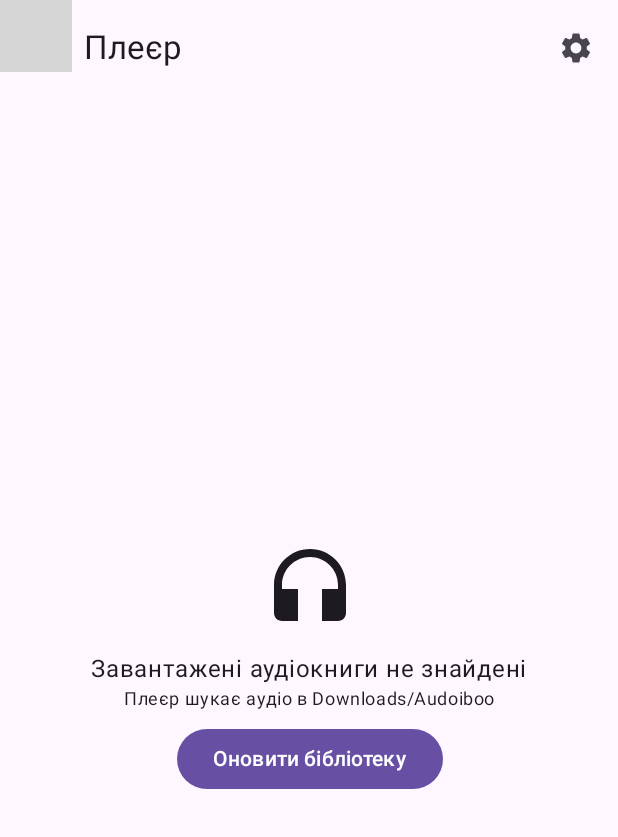
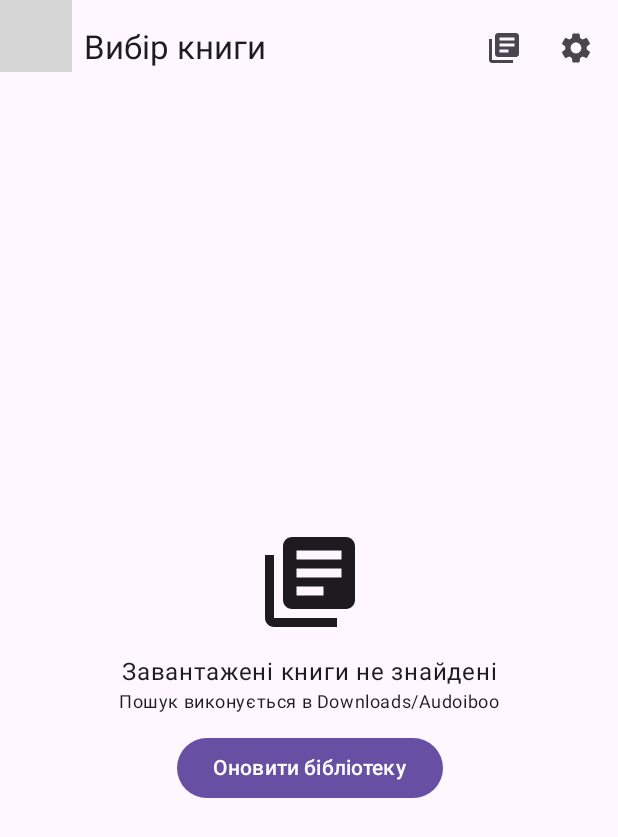
Before and after one commit to thirteenth13/Audoiboo-Tracker, an Android app built with Jetpack Compose: the PlayerActivity screen opened directly, with no data from a screen before it, on a phone screen of 412 x 824 dp. Shown: the top 837 px of the screen. Run offline under Robolectric (Android 15) with nearby library versions, the light colour scheme and no system bars; 6 statements that could not run were skipped; grey boxes are pictures that could not be loaded.

Commit message:
Add audiobook chooser to built-in player

```diff
--- a/app/src/main/java/org/audoiboo/tracker/PlayerActivity.kt
+++ b/app/src/main/java/org/audoiboo/tracker/PlayerActivity.kt
@@ -20,6 +20,7 @@ import androidx.compose.foundation.background
 import androidx.compose.foundation.clickable
 import androidx.compose.foundation.layout.*
 import androidx.compose.foundation.lazy.LazyColumn
+import androidx.compose.foundation.lazy.items
 import androidx.compose.foundation.lazy.itemsIndexed
 import androidx.compose.foundation.shape.RoundedCornerShape
 import androidx.compose.material.icons.Icons
@@ -43,6 +44,7 @@ import kotlinx.coroutines.delay
 import java.util.Locale
 
 internal data class AudioTrack(val uri: Uri, val name: String, val relativePath: String)
+private data class AudioBookGroup(val title: String, val relativeDir: String, val tracks: List<AudioTrack>)
 
 object PlayerPrefs {
     private const val FILE = "player_settings"
@@ -73,7 +75,12 @@ class PlayerActivity : ComponentActivity() {
 @Composable
 private fun PlayerScreen(activity: ComponentActivity, initialDir: String?, initialTitle: String?) {
     var refresh by remember { mutableIntStateOf(0) }
-    var tracks by remember(refresh, initialDir) { mutableStateOf(loadPlayerTracks(activity, initialDir)) }
+    var activeDir by remember { mutableStateOf(initialDir) }
+    var requestedTitle by remember { mutableStateOf(initialTitle) }
+    var showBooks by remember { mutableStateOf(initialDir.isNullOrBlank()) }
+    var allTracks by remember(refresh) { mutableStateOf(loadPlayerTracks(activity, null)) }
+    val books = remember(allTracks) { groupTracksIntoBooks(allTracks) }
+    var tracks by remember(activeDir, allTracks) { mutableStateOf(if (activeDir.isNullOrBlank()) emptyList() else loadPlayerTracks(activity, activeDir)) }
     var controller by remember { mutableStateOf<MediaController?>(null) }
     var index by remember { mutableIntStateOf(0) }
     var playing by remember { mutableStateOf(false) }
@@ -86,7 +93,13 @@ private fun PlayerScreen(activity: ComponentActivity, initialDir: String?, initi
     val current = tracks.getOrNull(index)
 
     val audioPermission = if (Build.VERSION.SDK_INT >= 33) Manifest.permission.READ_MEDIA_AUDIO else Manifest.permission.READ_EXTERNAL_STORAGE
-    val permissionLauncher = rememberLauncherForActivityResult(ActivityResultContracts.RequestPermission()) { granted -> if (granted) { refresh++; tracks = loadPlayerTracks(activity, initialDir) } }
+    val permissionLauncher = rememberLauncherForActivityResult(ActivityResultContracts.RequestPermission()) { granted ->
+        if (granted) {
+            refresh++
+            allTracks = loadPlayerTracks(activity, null)
+            if (!activeDir.isNullOrBlank()) tracks = loadPlayerTracks(activity, activeDir)
+        }
+    }
 
     DisposableEffect(Unit) {
         val token = SessionToken(activity, ComponentName(activity, PlaybackService::class.java))
@@ -100,9 +113,7 @@ private fun PlayerScreen(activity: ComponentActivity, initialDir: String?, initi
                         index = c.currentMediaItemIndex.coerceAtLeast(0)
                         cover = tracks.getOrNull(index)?.let { embeddedCover(activity, it.uri) }
                     }
-                    override fun onPlaybackStateChanged(playbackState: Int) {
-                        duration = c.duration.coerceAtLeast(0L)
-                    }
+                    override fun onPlaybackStateChanged(playbackState: Int) { duration = c.duration.coerceAtLeast(0L) }
                 })
             }
         }, ContextCompat.getMainExecutor(activity))
@@ -113,7 +124,7 @@ private fun PlayerScreen(activity: ComponentActivity, initialDir: String?, initi
         val c = controller ?: return
         if (tracks.isEmpty()) return
         index = startIndex.coerceIn(0, tracks.lastIndex)
-        val mediaItems = tracks.map { t -> PlaybackService.mediaItem(PlayerLibraryItem(t.uri.toString(), t.name, t.relativePath)) }
+        val mediaItems = tracks.map { t -> PlaybackService.mediaItem(PlayerLibraryItem(t.uri.toString(), t.name, t.relativePath, requestedTitle)) }
         c.setMediaItems(mediaItems, index, 0L)
         c.prepare()
         val saved = PlayerPrefs.position(activity, tracks[index].uri)
@@ -124,7 +135,16 @@ private fun PlayerScreen(activity: ComponentActivity, initialDir: String?, initi
         cover = embeddedCover(activity, tracks[index].uri)
     }
 
-    LaunchedEffect(controller, tracks) { if (controller != null && tracks.isNotEmpty() && controller?.mediaItemCount == 0) loadPlaylist(0, false) }
+    LaunchedEffect(activeDir, controller) {
+        if (!activeDir.isNullOrBlank()) {
+            tracks = loadPlayerTracks(activity, activeDir)
+            index = 0
+            position = 0
+            duration = 0
+            cover = tracks.firstOrNull()?.let { embeddedCover(activity, it.uri) }
+            if (controller != null && tracks.isNotEmpty()) loadPlaylist(0, false)
+        }
+    }
     LaunchedEffect(controller) {
         while (true) {
             delay(500)
@@ -138,18 +158,38 @@ private fun PlayerScreen(activity: ComponentActivity, initialDir: String?, initi
         }
     }
 
-    Scaffold(topBar = { TopAppBar(title = { Text(initialTitle ?: "Плеєр") }, navigationIcon = { IconButton(onClick = { activity.finish() }) { Icon(Icons.Filled.ArrowBack, "Назад") } }, actions = { IconButton(onClick = { activity.startActivity(Intent(activity, PlayerSettingsActivity::class.java)) }) { Icon(Icons.Filled.Settings, "Налаштування плеєра") } }) }) { padding ->
-        if (tracks.isEmpty()) {
+    Scaffold(topBar = {
+        TopAppBar(
+            title = { Text(if (showBooks) "Вибір книги" else requestedTitle ?: activeDir?.substringAfterLast('/') ?: "Плеєр") },
+            navigationIcon = { IconButton(onClick = { if (showBooks && !activeDir.isNullOrBlank()) showBooks = false else activity.finish() }) { Icon(Icons.Filled.ArrowBack, "Назад") } },
+            actions = {
+                IconButton(onClick = { refresh++; allTracks = loadPlayerTracks(activity, null); showBooks = true }) { Icon(Icons.Filled.LibraryBooks, "Вибрати книгу") }
+                IconButton(onClick = { activity.startActivity(Intent(activity, PlayerSettingsActivity::class.java)) }) { Icon(Icons.Filled.Settings, "Налаштування плеєра") }
+            }
+        )
+    }) { padding ->
+        if (showBooks) {
+            BookChooser(
+                modifier = Modifier.padding(padding).fillMaxSize(),
+                books = books,
+                onRefresh = {
+                    if (ContextCompat.checkSelfPermission(activity, audioPermission) != PackageManager.PERMISSION_GRANTED) permissionLauncher.launch(audioPermission)
+                    else { refresh++; allTracks = loadPlayerTracks(activity, null) }
+                },
+                onSelect = { book ->
+                    activeDir = book.relativeDir
+                    requestedTitle = book.title
+                    tracks = book.tracks
+                    showBooks = false
+                }
+            )
+        } else if (tracks.isEmpty()) {
             Box(Modifier.padding(padding).fillMaxSize(), contentAlignment = Alignment.Center) {
                 Column(horizontalAlignment = Alignment.CenterHorizontally) {
                     Icon(Icons.Filled.Headphones, null, modifier = Modifier.size(64.dp)); Spacer(Modifier.height(12.dp))
-                    Text("Завантажені аудіокниги не знайдені")
-                    Text("Плеєр шукає аудіо в Downloads/Audoiboo", style = MaterialTheme.typography.bodySmall)
+                    Text("Аудіофайли цієї книги не знайдені")
                     Spacer(Modifier.height(8.dp))
-                    Button(onClick = {
-                        if (ContextCompat.checkSelfPermission(activity, audioPermission) != PackageManager.PERMISSION_GRANTED) permissionLauncher.launch(audioPermission)
-                        else { refresh++; tracks = loadPlayerTracks(activity, initialDir) }
-                    }) { Text("Оновити бібліотеку") }
+                    Button(onClick = { showBooks = true }) { Text("Вибрати іншу книгу") }
                 }
             }
         } else Column(Modifier.padding(padding).fillMaxSize().padding(horizontal = 16.dp), horizontalAlignment = Alignment.CenterHorizontally) {
@@ -185,12 +225,57 @@ private fun PlayerScreen(activity: ComponentActivity, initialDir: String?, initi
     }
 }
 
+@Composable
+private fun BookChooser(modifier: Modifier, books: List<AudioBookGroup>, onRefresh: () -> Unit, onSelect: (AudioBookGroup) -> Unit) {
+    if (books.isEmpty()) {
+        Box(modifier, contentAlignment = Alignment.Center) {
+            Column(horizontalAlignment = Alignment.CenterHorizontally) {
+                Icon(Icons.Filled.LibraryBooks, null, modifier = Modifier.size(72.dp))
+                Spacer(Modifier.height(12.dp))
+                Text("Завантажені книги не знайдені")
+                Text("Пошук виконується в Downloads/Audoiboo", style = MaterialTheme.typography.bodySmall)
+                Spacer(Modifier.height(12.dp))
+                Button(onClick = onRefresh) { Text("Оновити бібліотеку") }
+            }
+        }
+        return
+    }
+    Column(modifier) {
+        Row(Modifier.fillMaxWidth().padding(horizontal = 16.dp, vertical = 8.dp), horizontalArrangement = Arrangement.SpaceBetween, verticalAlignment = Alignment.CenterVertically) {
+            Text("${books.size} книг", style = MaterialTheme.typography.titleMedium)
+            TextButton(onClick = onRefresh) { Icon(Icons.Filled.Refresh, null); Spacer(Modifier.width(4.dp)); Text("Оновити") }
+        }
+        LazyColumn(Modifier.fillMaxSize(), contentPadding = PaddingValues(12.dp), verticalArrangement = Arrangement.spacedBy(8.dp)) {
+            items(books, key = { it.relativeDir }) { book ->
+                ElevatedCard(Modifier.fillMaxWidth().clickable { onSelect(book) }, shape = RoundedCornerShape(14.dp)) {
+                    Row(Modifier.fillMaxWidth().padding(14.dp), verticalAlignment = Alignment.CenterVertically) {
+                        Icon(Icons.Filled.MenuBook, null, modifier = Modifier.size(42.dp), tint = MaterialTheme.colorScheme.primary)
+                        Spacer(Modifier.width(12.dp))
+                        Column(Modifier.weight(1f)) {
+                            Text(book.title, style = MaterialTheme.typography.titleMedium, fontWeight = FontWeight.SemiBold, maxLines = 2, overflow = TextOverflow.Ellipsis)
+                            Text("${book.tracks.size} аудіофайлів", style = MaterialTheme.typography.bodySmall)
+                            Text(book.relativeDir, style = MaterialTheme.typography.bodySmall, maxLines = 1, overflow = TextOverflow.Ellipsis)
+                        }
+                        Icon(Icons.Filled.ChevronRight, null)
+                    }
+                }
+            }
+        }
+    }
+}
+
+private fun groupTracksIntoBooks(tracks: List<AudioTrack>): List<AudioBookGroup> {
+    return tracks.groupBy { normalizeBookDir(it.relativePath) }
+        .map { (dir, items) -> AudioBookGroup(dir.trimEnd('/').substringAfterLast('/').ifBlank { "Книга" }, dir, items.sortedBy { naturalKey(it.name) }) }
+        .sortedBy { it.title.lowercase() }
+}
+
+private fun normalizeBookDir(path: String): String = path.trimEnd('/')
+
 private fun loadPlayerTracks(context: Context, relativeDir: String?): List<AudioTrack> {
     val indexed = PlayerLibrary.forPath(context, relativeDir).map { AudioTrack(Uri.parse(it.uri), it.name, it.relativePath) }
     val scanned = scanAudioTracks(context, relativeDir)
-    val merged = (indexed + scanned).distinctBy { it.uri.toString() }.sortedWith(compareBy<AudioTrack> { it.relativePath }.thenBy { naturalKey(it.name) })
-    if (merged.isNotEmpty()) PlayerLibrary.replaceAll(context, merged.map { PlayerLibraryItem(it.uri.toString(), it.name, it.relativePath) })
-    return merged
+    return (indexed + scanned).distinctBy { it.uri.toString() }.sortedWith(compareBy<AudioTrack> { it.relativePath }.thenBy { naturalKey(it.name) })
 }
 
 private fun scanAudioTracks(context: Context, relativeDir: String?): List<AudioTrack> {
```
